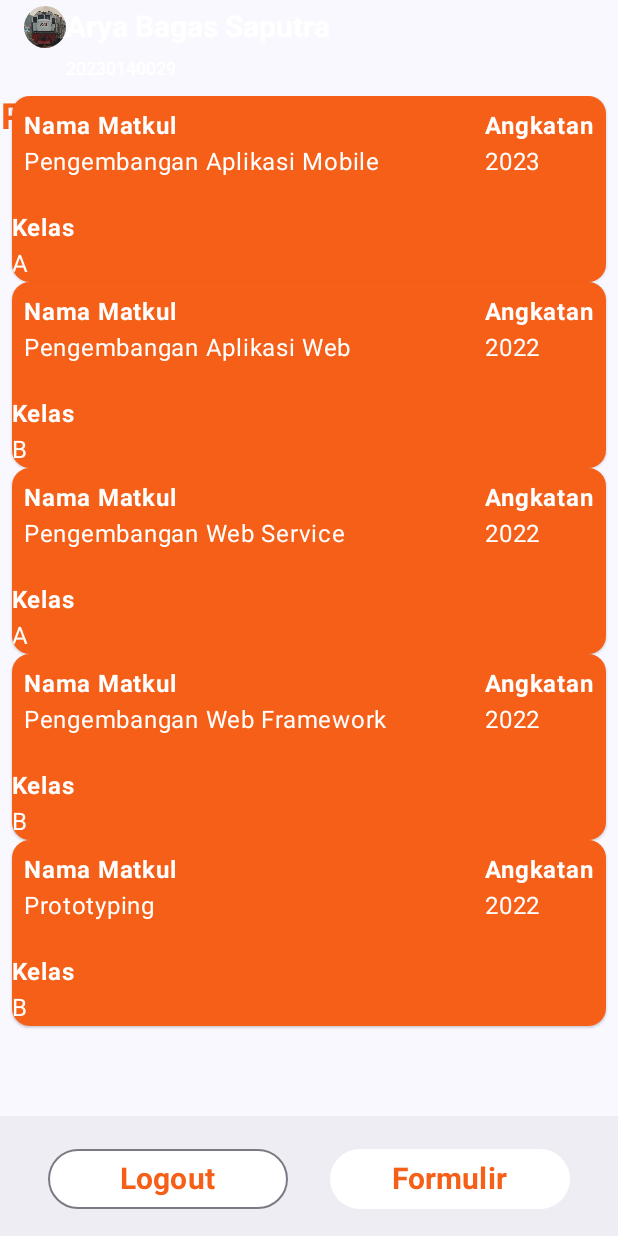
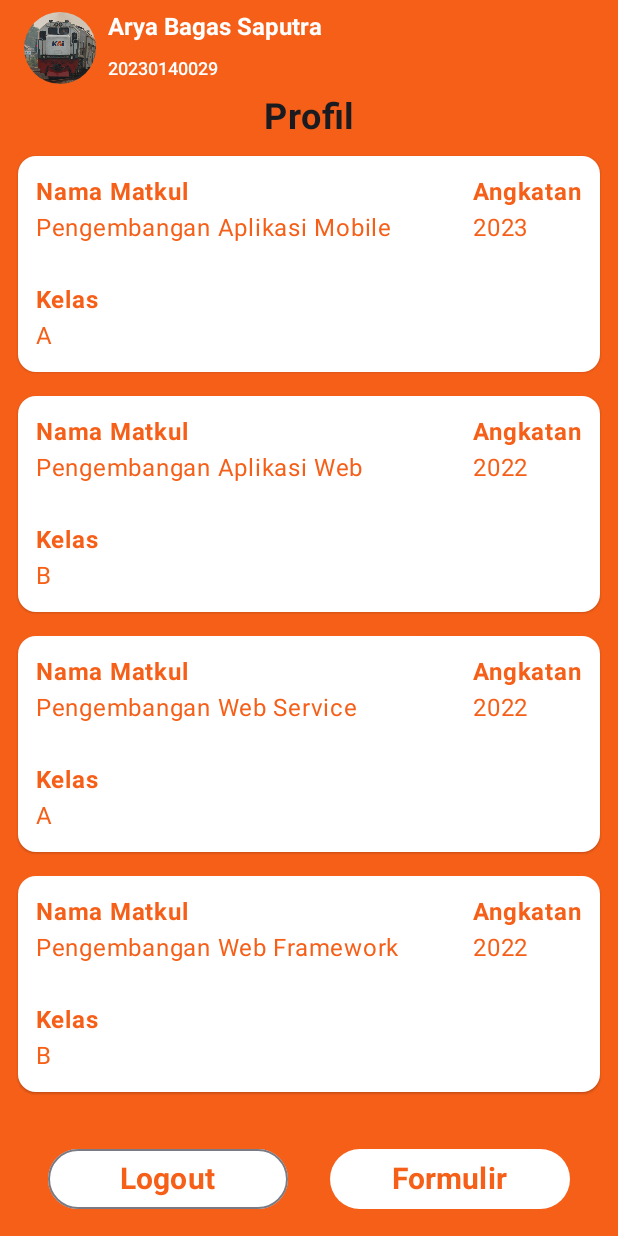
Before and after one commit to Puong206/UCP1_029, an Android app built with Jetpack Compose: the ProfilPage screen opened through its navigation route, on a phone screen of 412 x 824 dp. Run offline under Robolectric (Android 15) with nearby library versions, the phone set to English and light mode, and no system bars.

Commit message:
Memperbaiki UI pada Halaman Profil

```diff
--- a/app/src/main/java/com/example/ucp1/view/Profil.kt
+++ b/app/src/main/java/com/example/ucp1/view/Profil.kt
@@ -25,6 +25,7 @@ import androidx.compose.material3.OutlinedButton
 import androidx.compose.material3.Scaffold
 import androidx.compose.material3.Text
 import androidx.compose.material3.TopAppBar
+import androidx.compose.material3.TopAppBarDefaults
 import androidx.compose.runtime.Composable
 import androidx.compose.ui.Alignment
 import androidx.compose.ui.Modifier
@@ -82,24 +83,27 @@ fun ProfilPage (
     Box(modifier = Modifier.fillMaxSize())
     {
         Scaffold(
-            contentColor = colorResource(R.color.orange),
+            containerColor = colorResource(R.color.orange),
             topBar = {
-                TopAppBar(
+                TopAppBar(colors = TopAppBarDefaults.topAppBarColors(colorResource(R.color.orange)),
                     title = {
                         Row(
-                            horizontalArrangement = Arrangement.End
+                            modifier = Modifier.fillMaxWidth(),
+                            horizontalArrangement = Arrangement.Start,
+                            verticalAlignment = Alignment.CenterVertically
                         ) {
                             Image(painter = painterResource(R.drawable.profil_kereta),
                                 null,
                                 contentScale = ContentScale.Fit,
                                 modifier = Modifier
-                                    .size(28.dp)
+                                    .size(48.dp)
                                     .clip(CircleShape)
                             )
+                            Spacer(modifier = Modifier.width(8.dp))
                             Column(verticalArrangement = Arrangement.Center, horizontalAlignment = Alignment.Start) {
                                 Text(
                                     "Arya Bagas Saputra",
-                                    fontSize = 20.sp,
+                                    fontSize = 16.sp,
                                     fontWeight = FontWeight.Bold,
                                     color = Color.White
                                 )
@@ -115,7 +119,7 @@ fun ProfilPage (
                 )
             },
             bottomBar = {
-                BottomAppBar {
+                BottomAppBar(containerColor = colorResource(R.color.orange)) {
                     Row(
                         modifier = Modifier.fillMaxWidth(),
                         horizontalArrangement = Arrangement.SpaceEvenly,
@@ -160,7 +164,9 @@ fun ProfilPage (
                 .fillMaxSize())
             {
                 Column(
-                    modifier = Modifier.fillMaxWidth()
+                    modifier = Modifier.fillMaxWidth(),
+                    verticalArrangement = Arrangement.Center,
+                    horizontalAlignment = Alignment.CenterHorizontally
                 ) {
                     Text(
                         "Profil",
@@ -169,20 +175,23 @@ fun ProfilPage (
                         textAlign = TextAlign.Center
                     )
                 }
-                LazyColumn(modifier = Modifier.fillMaxSize(),
+                LazyColumn(modifier = Modifier
+                    .padding(start = 12.dp, top = 32.dp, end = 12.dp)
+                    .fillMaxSize(),
                     horizontalAlignment = Alignment.CenterHorizontally)
                 {
                     items(items) { item ->
                         ElevatedCard(modifier = Modifier
                             .fillMaxWidth()
-                            .padding(start = 8.dp, end = 8.dp),
+                            .padding(vertical = 8.dp),
                             colors = CardDefaults.cardColors(
-                                containerColor = colorResource(R.color.orange)
+                                containerColor = Color.White,
+                                contentColor = colorResource(R.color.orange)
                             ))
                         {
                             Row(
                                 modifier = Modifier
-                                    .padding(8.dp)
+                                    .padding(12.dp)
                                     .fillMaxWidth(),
                                 horizontalArrangement = Arrangement.SpaceBetween
                             )
@@ -191,44 +200,37 @@ fun ProfilPage (
                                     Text(
                                         "Nama Matkul",
                                         fontSize = 16.sp,
-                                        fontWeight = FontWeight.Bold,
-                                        color = Color.White
+                                        fontWeight = FontWeight.Bold
                                     )
                                     Text(
                                         item.matkul,
                                         fontSize = 16.sp,
-                                        fontWeight = FontWeight.Normal,
-                                        color = Color.White
+                                        fontWeight = FontWeight.Normal
                                     )
                                 }
                                 Column {
                                     Text(
                                         "Angkatan",
                                         fontSize = 16.sp,
-                                        fontWeight = FontWeight.Bold,
-                                        color = Color.White
+                                        fontWeight = FontWeight.Bold
                                     )
                                     Text(
                                         item.angkatan,
                                         fontSize = 16.sp,
-                                        fontWeight = FontWeight.Normal,
-                                        color = Color.White
+                                        fontWeight = FontWeight.Normal
                                     )
                                 }
                             }
-                            Spacer(modifier = Modifier.height(12.dp))
-                            Column {
+                            Column(modifier = Modifier.padding(12.dp)) {
                                 Text(
                                     "Kelas",
                                     fontSize = 16.sp,
-                                    fontWeight = FontWeight.Bold,
-                                    color = Color.White
+                                    fontWeight = FontWeight.Bold
                                 )
                                 Text(
                                     item.kelas,
                                     fontSize = 16.sp,
-                                    fontWeight = FontWeight.Normal,
-                                    color = Color.White
+                                    fontWeight = FontWeight.Normal
                                 )
                             }
                         }
```
